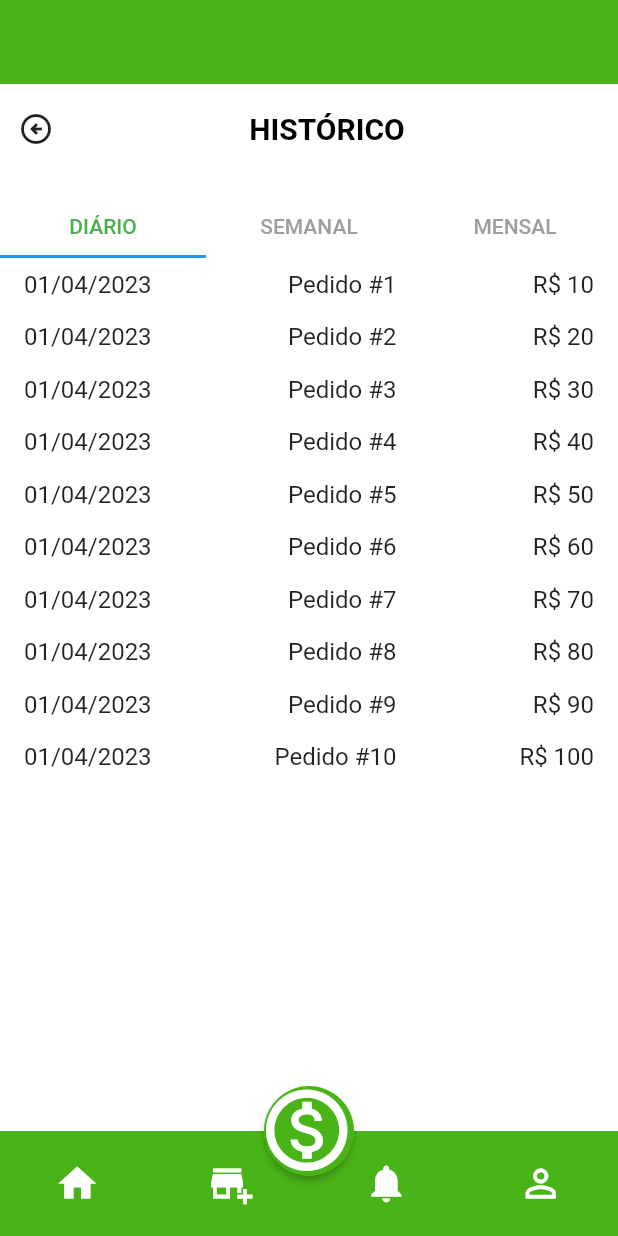
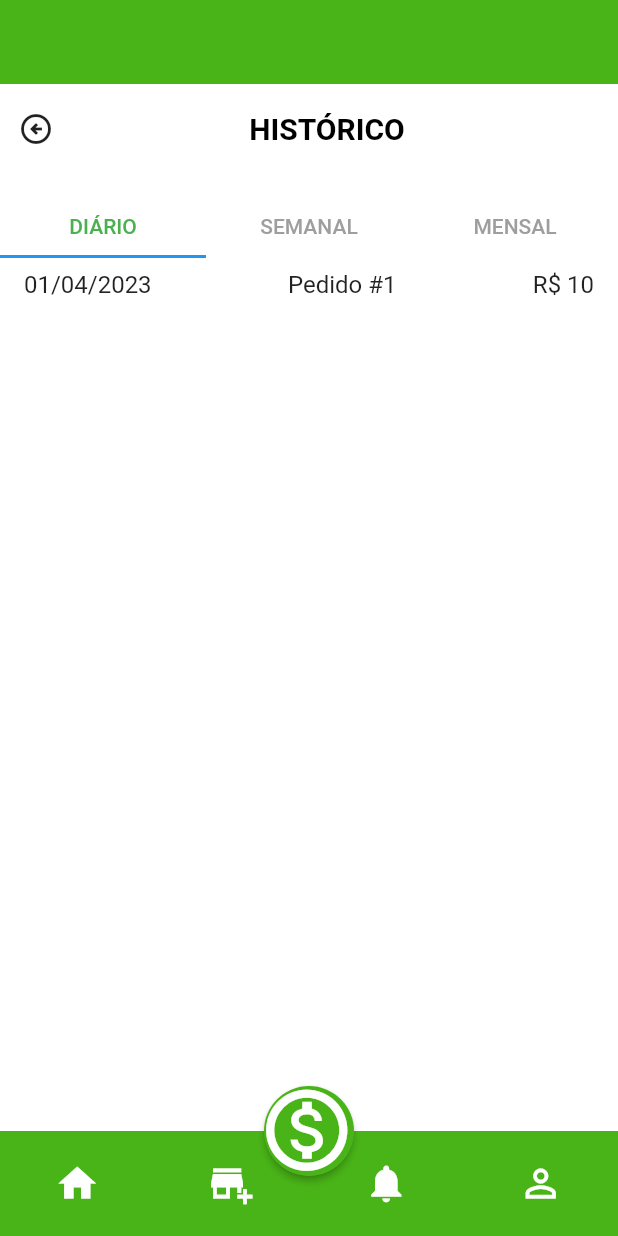
Before and after one commit to jeangsilva/olympusfood, a Flutter app: the HistoryScreen screen opened directly, on a phone screen of 412 x 824 dp. Run offline on Flutter 3.47's test engine with Material 2 defaults, Android fonts, the phone set to English and light mode, and no system bars; our stand-ins replace page_indicator; network calls fail.

Commit message:
Update history_screen.dart
pequenos ajustes

```diff
--- a/lib/screens/history_screen.dart
+++ b/lib/screens/history_screen.dart
@@ -75,6 +75,12 @@ class _HistoryScreenState extends State<HistoryScreen>
               tabs: const [
                 Tab(
                   text: 'DIÁRIO',
+                  // child: Container(
+                  //   decoration: BoxDecoration(
+                  //     color: const Color(0xFF49B417),
+                  //     borderRadius: BorderRadius.circular(8),
+                  //   ),
+                  // ),
                 ),
                 Tab(
                   text: 'SEMANAL',
@@ -89,9 +95,9 @@ class _HistoryScreenState extends State<HistoryScreen>
             child: TabBarView(
               controller: _tabController,
               children: [
-                _buildHistorico(),
-                _buildHistorico(),
-                _buildHistorico(),
+                _buildHistoricoDiario(),
+                _buildHistoricoSemanal(),
+                _buildHistoricoMensal(),
               ],
             ),
           ),
@@ -100,7 +106,79 @@ class _HistoryScreenState extends State<HistoryScreen>
     );
   }
 
-  Widget _buildHistorico() {
+  Widget _buildHistoricoDiario() {
+    return ListView.builder(
+      itemCount: 1,
+      itemBuilder: (context, index) {
+        return Padding(
+          padding: const EdgeInsets.symmetric(
+            horizontal: 16,
+            vertical: 8,
+          ),
+          child: Row(
+            mainAxisAlignment: MainAxisAlignment.spaceBetween,
+            children: [
+              const Text(
+                '01/04/2023',
+                style: TextStyle(
+                  fontSize: 16,
+                ),
+              ),
+              Text(
+                'Pedido #${index + 1}',
+                style: const TextStyle(
+                  fontSize: 16,
+                ),
+              ),
+              Text(
+                'R\$ ${(index + 1) * 10}',
+                style: const TextStyle(
+                  fontSize: 16,
+                ),
+              ),
+            ],
+          ),
+        );
+      },
+    );
+  }
+  Widget _buildHistoricoSemanal() {
+    return ListView.builder(
+      itemCount: 4,
+      itemBuilder: (context, index) {
+        return Padding(
+          padding: const EdgeInsets.symmetric(
+            horizontal: 16,
+            vertical: 8,
+          ),
+          child: Row(
+            mainAxisAlignment: MainAxisAlignment.spaceBetween,
+            children: [
+              const Text(
+                '01/04/2023',
+                style: TextStyle(
+                  fontSize: 16,
+                ),
+              ),
+              Text(
+                'Pedido #${index + 1}',
+                style: const TextStyle(
+                  fontSize: 16,
+                ),
+              ),
+              Text(
+                'R\$ ${(index + 1) * 10}',
+                style: const TextStyle(
+                  fontSize: 16,
+                ),
+              ),
+            ],
+          ),
+        );
+      },
+    );
+  }
+  Widget _buildHistoricoMensal() {
     return ListView.builder(
       itemCount: 10,
       itemBuilder: (context, index) {
```
